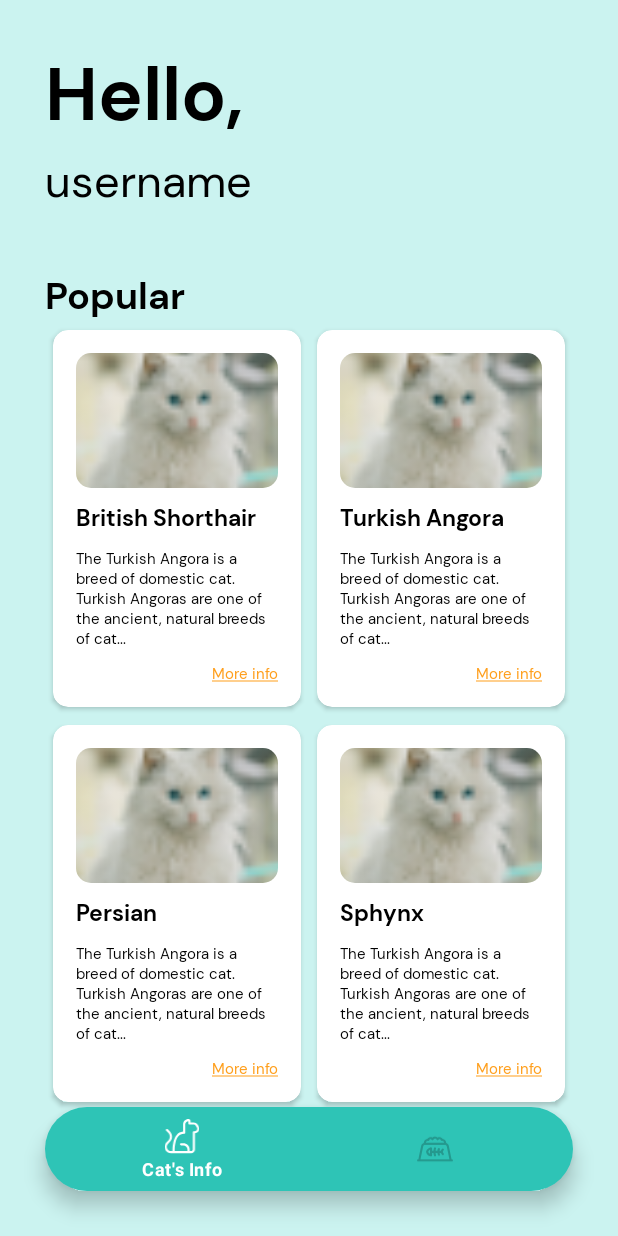
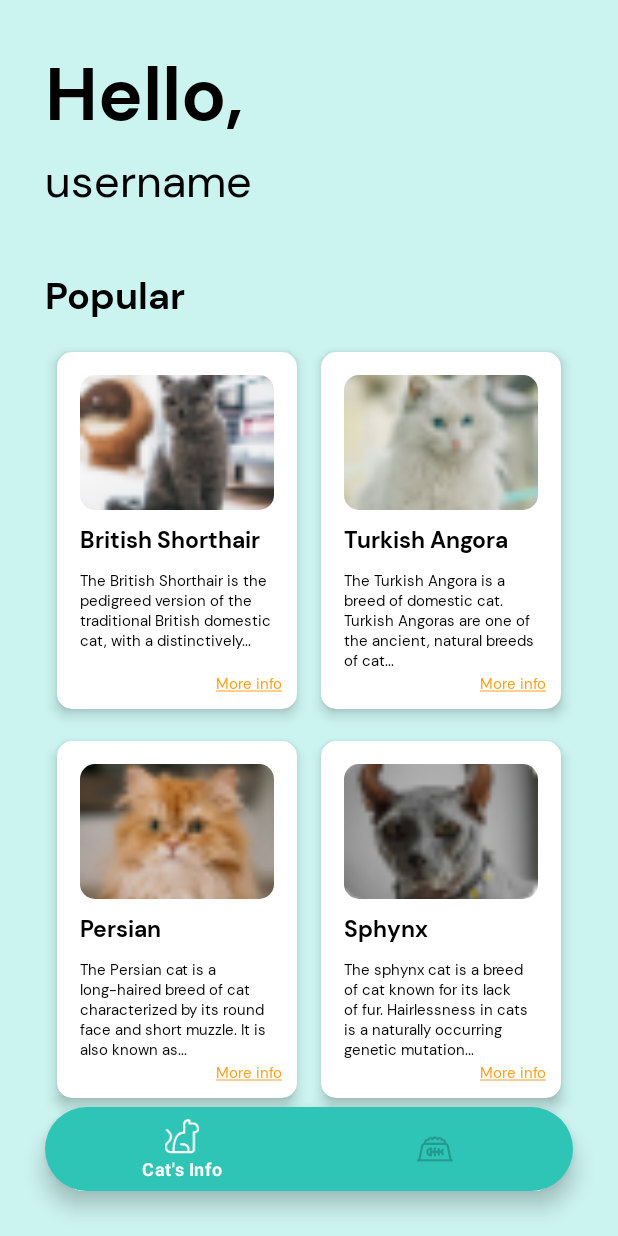
Before and after one commit to kucingapi/kucingin, an Android app: the screen it shows after launch (MainActivity), on a phone screen of 412 x 824 dp. Run offline under Robolectric (Android 15) with nearby library versions, the phone set to English and light mode, and no system bars; our stand-ins replace navigation-ui.

Commit message:
[FIX] finishing little touch

```diff
--- a/app/src/main/java/com/example/kucingin/CardAdapter.java
+++ b/app/src/main/java/com/example/kucingin/CardAdapter.java
@@ -4,6 +4,7 @@ package com.example.kucingin;
 import android.view.LayoutInflater;
 import android.view.View;
 import android.view.ViewGroup;
+import android.widget.ImageView;
 import android.widget.TextView;
 import androidx.recyclerview.widget.RecyclerView;
 import com.example.kucingin.Dataset.CardType;
@@ -55,9 +56,12 @@ public class CardAdapter extends RecyclerView.Adapter<CardAdapter.ViewHolder> {
         // Get element from your dataset at this position and replace the
         // contents of the view with that element
         CardType data = localDataSet[position];
-        String title = data.title;
-        TextView textView = viewHolder.cardItemBinding.textView;
-        textView.setText(title);
+        ImageView cardImage = viewHolder.cardItemBinding.cardImage;
+        TextView cardTitle = viewHolder.cardItemBinding.cardTitle;
+        TextView cardDescription = viewHolder.cardItemBinding.cardDescription;
+        cardImage.setImageResource(data.imageId);
+        cardTitle.setText(data.title);
+        cardDescription.setText(data.description);
     }
 
     // Return the size of your dataset (invoked by the layout manager)
--- a/app/src/main/res/layout/card_item.xml
+++ b/app/src/main/res/layout/card_item.xml
@@ -3,12 +3,18 @@
         android:layout_width="match_parent"
         android:layout_height="wrap_content" xmlns:app="http://schemas.android.com/apk/res-auto"
         app:cardCornerRadius="10dp"
+        app:cardElevation="5dp"
         app:cardBackgroundColor="@color/white"
         app:cardPreventCornerOverlap="true"
         app:cardUseCompatPadding="true"
         xmlns:android="http://schemas.android.com/apk/res/android"
 >
+    <androidx.constraintlayout.widget.ConstraintLayout
+            android:layout_width="match_parent"
+            android:layout_height="match_parent">
         <LinearLayout
+                app:layout_constraintTop_toTopOf="parent"
+                app:layout_constraintLeft_toLeftOf="parent"
                 android:layout_width="match_parent"
                 android:layout_height="match_parent"
                 android:orientation="vertical"
@@ -21,6 +27,7 @@
                     app:cardElevation="0dp"
             >
                 <ImageView
+                        android:id="@+id/card_image"
                         android:layout_width="match_parent"
                         android:layout_height="90dp"
                         android:scaleType="centerCrop"
@@ -29,7 +36,7 @@
                 />
             </androidx.cardview.widget.CardView>
             <TextView
-                android:id="@+id/textView"
+                    android:id="@+id/card_title"
                     android:layout_width="wrap_content"
                     android:layout_height="wrap_content"
                     android:layout_marginVertical="10dp"
@@ -48,16 +55,19 @@
                     android:textColor="@color/black"
                     android:fontFamily="@font/dmsans_regular"
             />
+        </LinearLayout>
         <TextView
                 android:id="@+id/card_more_info"
-                android:layout_width="match_parent"
+                android:layout_width="wrap_content"
                 android:layout_height="wrap_content"
+                app:layout_constraintBottom_toBottomOf="parent"
+                app:layout_constraintRight_toRightOf="parent"
+                android:layout_margin="10dp"
                 android:text="@string/card_link"
                 android:textSize="10dp"
                 android:textAlignment="textEnd"
                 android:textColor="@color/secondary"
                 android:fontFamily="@font/dmsans_regular"
         />
-
-    </LinearLayout>
+    </androidx.constraintlayout.widget.ConstraintLayout>
 </androidx.cardview.widget.CardView>
--- a/app/src/main/res/layout/fragment_cat.xml
+++ b/app/src/main/res/layout/fragment_cat.xml
@@ -47,6 +47,7 @@
                 android:textSize="25dp"
                 android:textColor="@color/black"
                 android:fontFamily="@font/dmsans_bold"
+                android:layout_marginBottom="10dp"
         />
         <androidx.recyclerview.widget.RecyclerView
                 android:id="@+id/popular_recycle_view"
```
Lines whose indentation alone changed are shown as unchanged.
